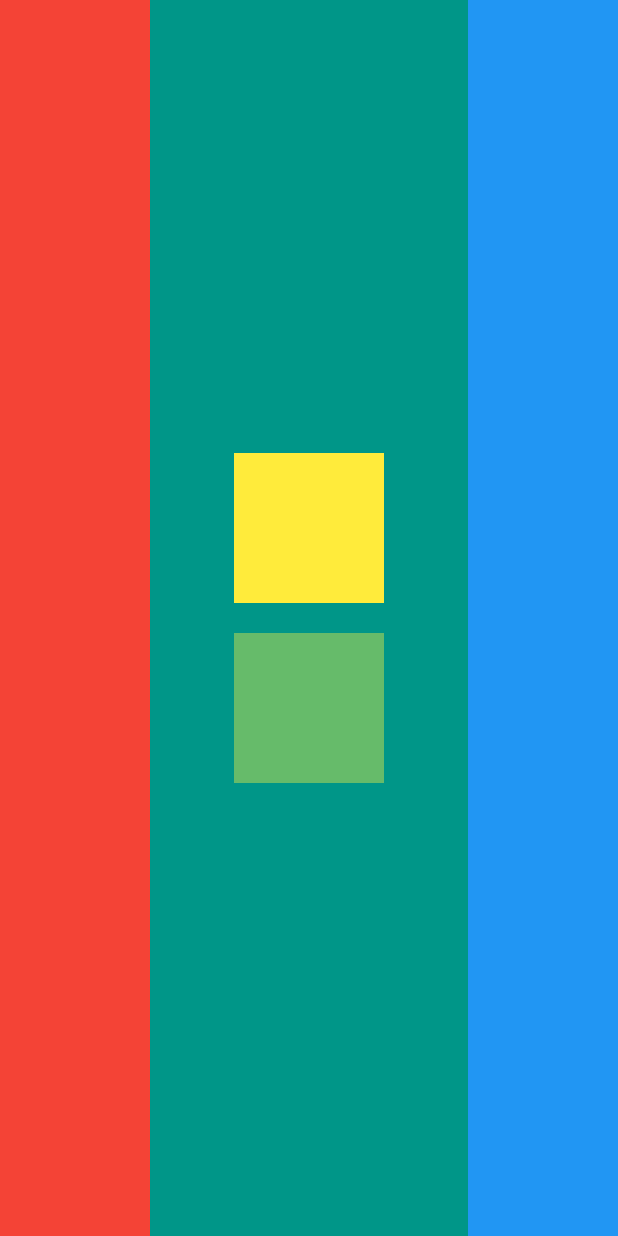
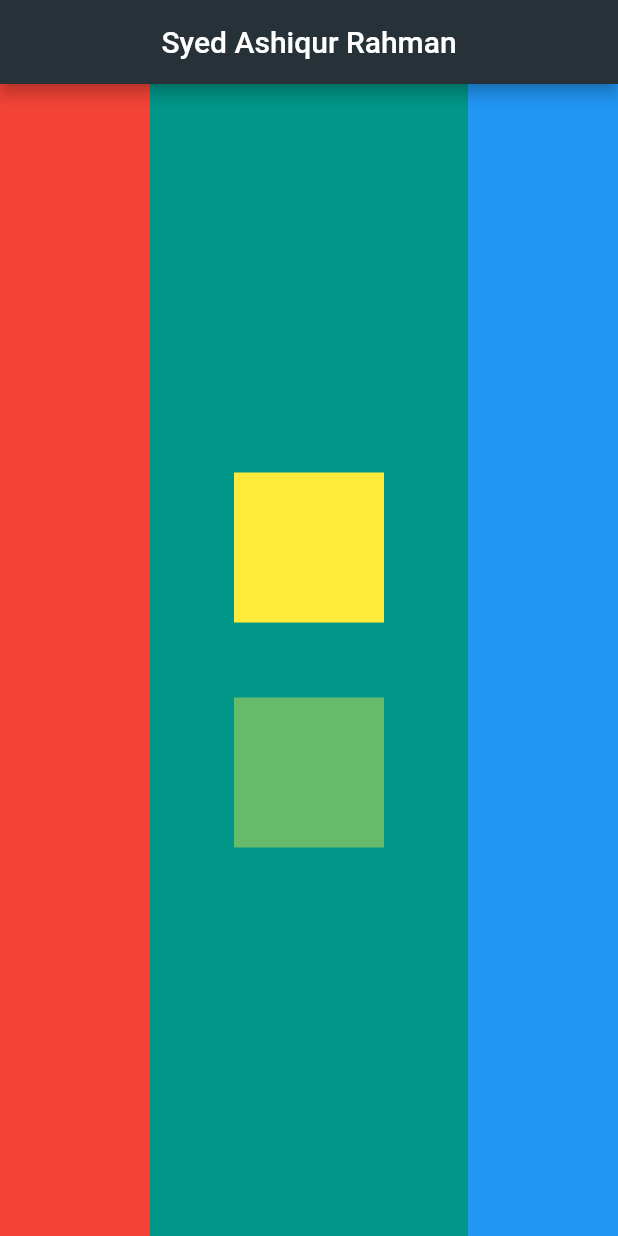
Before and after one commit to syedashiqbd/mi_card_flutter_office-pc, a Flutter app: the screen it shows after launch, on a phone screen of 412 x 824 dp. Run offline on Flutter 3.47's test engine with Material 2 defaults, Android fonts, the phone set to English and light mode, and no system bars.

Commit message:
home-pc adding AppBar

```diff
--- a/lib/main.dart
+++ b/lib/main.dart
@@ -12,11 +12,12 @@ class MyApp extends StatelessWidget {
     return MaterialApp(
         home: Scaffold(
 
-      // appBar: AppBar(
-      //   title: Center(
-      //     child: Text('Syed Ashiqur Rahman'),
-      //   ),
-      // ),
+      appBar: AppBar(
+        backgroundColor: Colors.blueGrey[900],
+        title: Center(
+          child: Text('Syed Ashiqur Rahman'),
+        ),
+      ),
       backgroundColor:Colors.teal,
       body: SafeArea(
         child: Row(
@@ -38,7 +39,7 @@ class MyApp extends StatelessWidget {
                   color: Colors.yellow,
                 ),
                 SizedBox(
-                  height: 20.0,
+                  height: 50.0,
                 ),
                   Container(
                   height: 100.0,
```
